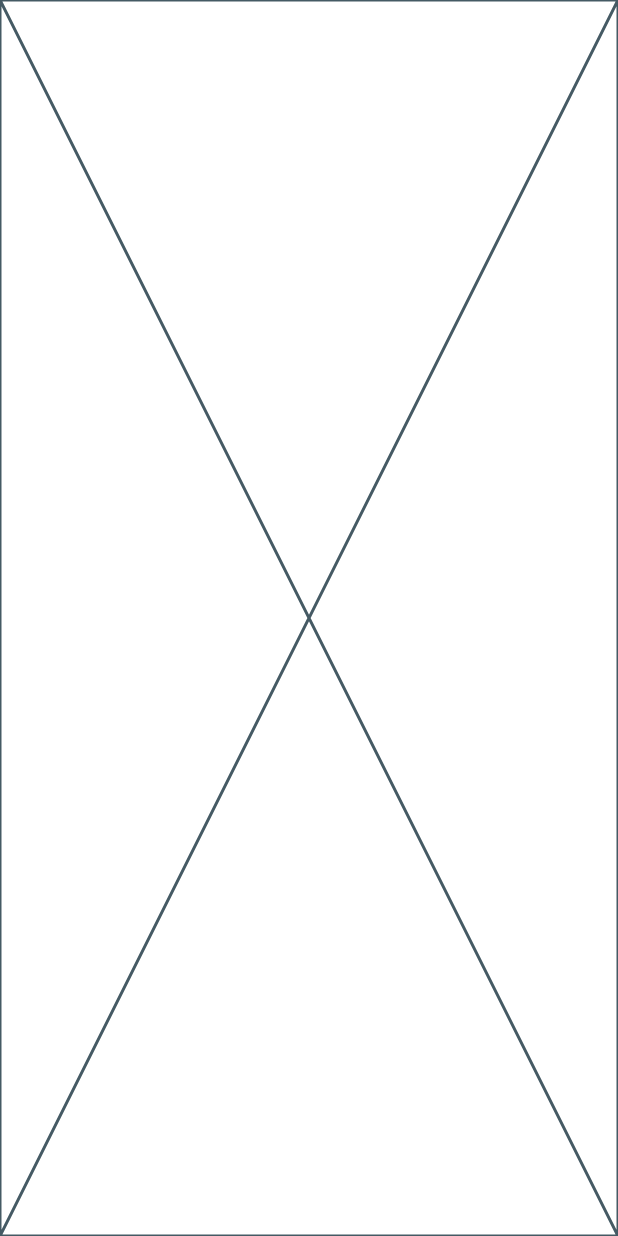
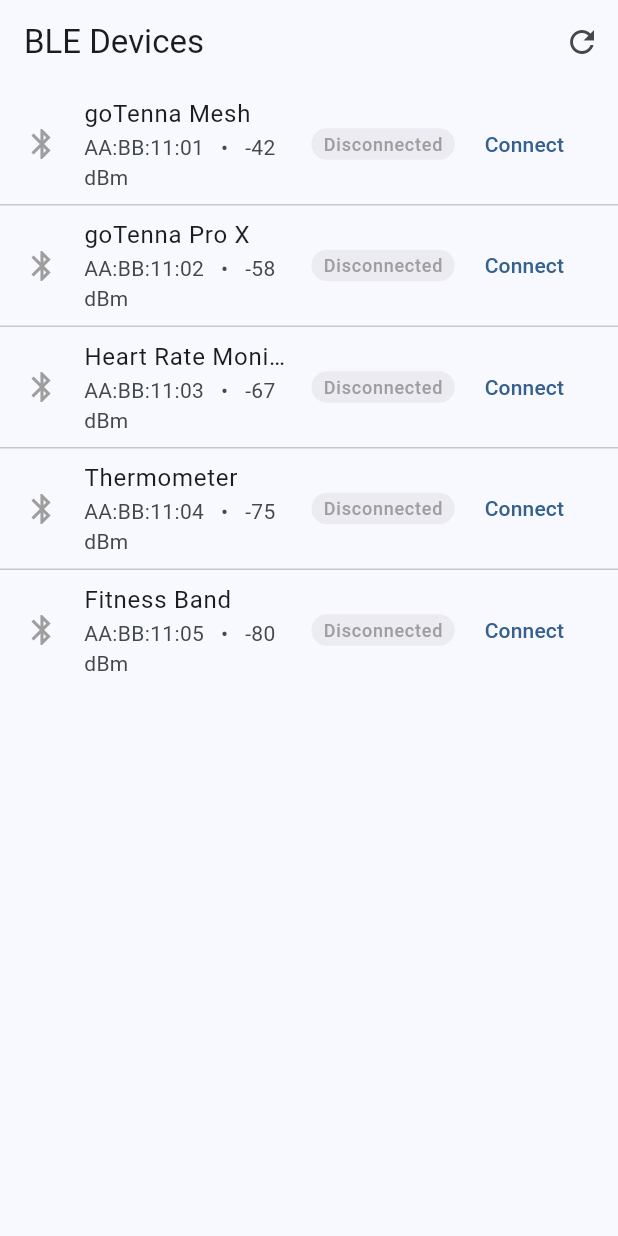
Before and after one commit to Hcorupe/device_app, a Flutter app: the screen it shows after launch, on a phone screen of 412 x 824 dp. Run offline on Flutter 3.47's test engine with Material 3 defaults, Android fonts, the light colour scheme and no system bars; our stand-ins replace equatable, flutter_bloc.

Commit message:
Adding: BleBloc, device list screen, device tile, and provide BleBloc at app root

```diff
--- a/assets/devices.json
+++ b/assets/devices.json
@@ -1,11 +1,11 @@
 {
   "devices": [
-    { "id": "AA:BB:CC:00:11:01", "name": "goTenna Mesh", "rssi": -42 },
-    { "id": "AA:BB:CC:00:11:02", "name": "goTenna Pro X", "rssi": -58 },
-    { "id": "AA:BB:CC:00:11:03", "name": "Heart Rate Monitor", "rssi": -67 },
-    { "id": "AA:BB:CC:00:11:01", "name": "goTenna Mesh", "rssi": -42 },
-    { "id": "AA:BB:CC:00:11:04", "name": "Thermometer", "rssi": -75 },
-    { "id": "AA:BB:CC:00:11:02", "name": "goTenna Pro X", "rssi": -58 },
-    { "id": "AA:BB:CC:00:11:05", "name": "Fitness Band", "rssi": -80 }
+    { "id": "AA:BB:11:01", "name": "goTenna Mesh", "rssi": -42 },
+    { "id": "AA:BB:11:02", "name": "goTenna Pro X", "rssi": -58 },
+    { "id": "AA:BB:11:03", "name": "Heart Rate Monitor", "rssi": -67 },
+    { "id": "AA:BB:11:01", "name": "goTenna Mesh", "rssi": -42 },
+    { "id": "AA:BB:11:04", "name": "Thermometer", "rssi": -75 },
+    { "id": "AA:BB:11:02", "name": "goTenna Pro X", "rssi": -58 },
+    { "id": "AA:BB:11:05", "name": "Fitness Band", "rssi": -80 }
   ]
 }
--- /dev/null
+++ b/lib/data/datasources/ble_local_data_source.dart
@@ -0,0 +1,28 @@
+import 'dart:convert';
+
+import 'package:flutter/services.dart' show rootBundle;
+
+import '../models/ble_device_model.dart';
+
+/// Contract for the local (on-device) source of BLE data.
+abstract class BleLocalDataSource {
+  Future<List<BleDeviceModel>> getDevices();
+}
+
+/// Reads mock BLE devices from a bundled JSON asset. The asset intentionally
+/// contains duplicate ids; deduplication happens later in the domain layer.
+class BleLocalDataSourceImpl implements BleLocalDataSource {
+  const BleLocalDataSourceImpl({this.assetPath = 'assets/devices.json'});
+
+  final String assetPath;
+
+  @override
+  Future<List<BleDeviceModel>> getDevices() async {
+    final raw = await rootBundle.loadString(assetPath);
+    final json = jsonDecode(raw) as Map<String, dynamic>;
+    final devices = json['devices'] as List<dynamic>;
+    return devices
+        .map((e) => BleDeviceModel.fromJson(e as Map<String, dynamic>))
+        .toList();
+  }
+}
--- /dev/null
+++ b/lib/data/models/ble_device_model.dart
@@ -0,0 +1,28 @@
+import '../../domain/models/ble_device.dart';
+
+/// Data-layer DTO for the JSON wire format. A pure data holder: it knows how to
+/// (de)serialize JSON and how to map to the [BleDevice] domain entity, and
+/// nothing about runtime concerns like connection status.
+class BleDeviceModel {
+  const BleDeviceModel({
+    required this.id,
+    required this.name,
+    required this.rssi,
+  });
+
+  final String id;
+  final String name;
+  final int rssi;
+
+  factory BleDeviceModel.fromJson(Map<String, dynamic> json) {
+    return BleDeviceModel(
+      id: json['id'] as String,
+      name: json['name'] as String,
+      rssi: (json['rssi'] as num).toInt(), // tolerate 42 vs 42.0 from JSON
+    );
+  }
+
+  Map<String, dynamic> toJson() => {'id': id, 'name': name, 'rssi': rssi};
+
+  BleDevice toEntity() => BleDevice(id: id, name: name, rssi: rssi);
+}
--- /dev/null
+++ b/lib/data/repositories/ble_repository_impl.dart
@@ -0,0 +1,18 @@
+import '../../domain/models/ble_device.dart';
+import '../../domain/repositories/ble_repository.dart';
+import '../datasources/ble_local_data_source.dart';
+
+/// Concrete repository backed by a local data source. Maps data-layer DTOs
+/// (`BleDeviceModel`) to domain entities (`BleDevice`) so the domain never
+/// sees a wire-format type.
+class BleRepositoryImpl implements BleRepository {
+  const BleRepositoryImpl(this._localDataSource);
+
+  final BleLocalDataSource _localDataSource;
+
+  @override
+  Future<List<BleDevice>> getDevices() async {
+    final models = await _localDataSource.getDevices();
+    return models.map((m) => m.toEntity()).toList();
+  }
+}
--- a/lib/domain/usecases/get_devices.dart
+++ b/lib/domain/usecases/get_devices.dart
@@ -4,6 +4,8 @@
 /// Fetches devices from the repository and removes duplicates by [BleDevice.id],
 /// keeping the first occurrence. Deduplication is business logic, so it lives
 /// in the domain layer.
+///
+
 class GetDevicesUseCase {
   const GetDevicesUseCase(this._repository);
 
--- a/lib/main.dart
+++ b/lib/main.dart
@@ -1,5 +1,38 @@
 import 'package:flutter/material.dart';
+import 'package:flutter_bloc/flutter_bloc.dart';
+
+import 'data/datasources/ble_local_data_source.dart';
+import 'data/repositories/ble_repository_impl.dart';
+import 'domain/repositories/ble_repository.dart';
+import 'domain/usecases/connect_device.dart';
+import 'domain/usecases/disconnect_device.dart';
+import 'domain/usecases/get_devices.dart';
+import 'presentation/bloc/ble_bloc.dart';
+import 'presentation/screens/device_list_screen.dart';
 
 void main() {
-  runApp(const Placeholder());
+  runApp(const BleApp());
 }
+
+
+class BleApp extends StatelessWidget {
+  const BleApp({super.key});
+
+  @override
+  Widget build(BuildContext context) {
+    // Manual dependency wiring: data source -> repository -> use cases -> bloc.
+    const BleRepository repository = BleRepositoryImpl(BleLocalDataSourceImpl());
+    return MaterialApp(
+      title: 'BLE Devices',
+      theme: ThemeData(colorSchemeSeed: Colors.blue, useMaterial3: true),
+      home: BlocProvider(
+        create: (_) => BleBloc(
+          getDevices: const GetDevicesUseCase(repository),
+          connectDevice: const ConnectDeviceUseCase(),
+          disconnectDevice: const DisconnectDeviceUseCase(),
+        )..add(const LoadDevices()),
+        child: const DeviceListScreen(),
+      ),
+    );
+  }
+}
--- /dev/null
+++ b/lib/presentation/bloc/ble_bloc.dart
@@ -0,0 +1,50 @@
+import 'package:equatable/equatable.dart';
+import 'package:flutter_bloc/flutter_bloc.dart';
+
+import '../../domain/models/ble_device.dart';
+import '../../domain/usecases/connect_device.dart';
+import '../../domain/usecases/disconnect_device.dart';
+import '../../domain/usecases/get_devices.dart';
+
+part 'ble_event.dart';
+part 'ble_state.dart';
+
+class BleBloc extends Bloc<BleEvent, BleState> {
+  BleBloc({
+    required GetDevicesUseCase getDevices,
+    required ConnectDeviceUseCase connectDevice,
+    required DisconnectDeviceUseCase disconnectDevice,
+  })  : _getDevices = getDevices,
+        _connectDevice = connectDevice,
+        _disconnectDevice = disconnectDevice,
+        super(const BleState()) {
+    on<LoadDevices>(_onLoadDevices);
+    on<ConnectDevice>(_onConnectDevice);
+    on<DisconnectDevice>(_onDisconnectDevice);
+  }
+
+  final GetDevicesUseCase _getDevices;
+  final ConnectDeviceUseCase _connectDevice;
+  final DisconnectDeviceUseCase _disconnectDevice;
+
+  Future<void> _onLoadDevices(
+      LoadDevices event,
+      Emitter<BleState> emit,
+      ) async {
+    emit(state.copyWith(status: BleStatus.loading));
+    try {
+      final devices = await _getDevices();
+      emit(state.copyWith(status: BleStatus.loaded, devices: devices));
+    } catch (e) {
+      emit(state.copyWith(status: BleStatus.error, errorMessage: e.toString()));
+    }
+  }
+
+  void _onConnectDevice(ConnectDevice event, Emitter<BleState> emit) {
+    emit(state.copyWith(devices: _connectDevice(state.devices, event.id)));
+  }
+
+  void _onDisconnectDevice(DisconnectDevice event, Emitter<BleState> emit) {
+    emit(state.copyWith(devices: _disconnectDevice(state.devices, event.id)));
+  }
+}
--- /dev/null
+++ b/lib/presentation/bloc/ble_event.dart
@@ -0,0 +1,33 @@
+part of 'ble_bloc.dart';
+
+abstract class BleEvent extends Equatable {
+  const BleEvent();
+
+  @override
+  List<Object?> get props => [];
+}
+
+/// Load devices (via the get-devices use case, which also dedups).
+class LoadDevices extends BleEvent {
+  const LoadDevices();
+}
+
+/// Connect the device with [id].
+class ConnectDevice extends BleEvent {
+  const ConnectDevice(this.id);
+
+  final String id;
+
+  @override
+  List<Object?> get props => [id];
+}
+
+/// Disconnect the device with [id].
+class DisconnectDevice extends BleEvent {
+  const DisconnectDevice(this.id);
+
+  final String id;
+
+  @override
+  List<Object?> get props => [id];
+}
--- /dev/null
+++ b/lib/presentation/bloc/ble_state.dart
@@ -0,0 +1,30 @@
+part of 'ble_bloc.dart';
+
+enum BleStatus { initial, loading, loaded, error }
+
+class BleState extends Equatable {
+  const BleState({
+    this.status = BleStatus.initial,
+    this.devices = const [],
+    this.errorMessage,
+  });
+
+  final BleStatus status;
+  final List<BleDevice> devices;
+  final String? errorMessage;
+
+  BleState copyWith({
+    BleStatus? status,
+    List<BleDevice>? devices,
+    String? errorMessage,
+  }) {
+    return BleState(
+      status: status ?? this.status,
+      devices: devices ?? this.devices,
+      errorMessage: errorMessage ?? this.errorMessage,
+    );
+  }
+
+  @override
+  List<Object?> get props => [status, devices, errorMessage];
+}
--- /dev/null
+++ b/lib/presentation/screens/device_list_screen.dart
@@ -0,0 +1,48 @@
+import 'package:flutter/material.dart';
+import 'package:flutter_bloc/flutter_bloc.dart';
+
+import '../bloc/ble_bloc.dart';
+import '../widgets/device_tile.dart';
+
+class DeviceListScreen extends StatelessWidget {
+  const DeviceListScreen({super.key});
+
+  @override
+  Widget build(BuildContext context) {
+    return Scaffold(
+      appBar: AppBar(
+        title: const Text('BLE Devices'),
+        actions: [
+          IconButton(
+            icon: const Icon(Icons.refresh),
+            tooltip: 'Reload',
+            onPressed: () => context.read<BleBloc>().add(const LoadDevices()),
+          ),
+        ],
+      ),
+      body: BlocBuilder<BleBloc, BleState>(
+        builder: (context, state) {
+          switch (state.status) {
+            case BleStatus.initial:
+            case BleStatus.loading:
+              return const Center(child: CircularProgressIndicator());
+            case BleStatus.error:
+              return Center(
+                child: Text('Error: ${state.errorMessage ?? 'unknown'}'),
+              );
+            case BleStatus.loaded:
+              if (state.devices.isEmpty) {
+                return const Center(child: Text('No devices found.'));
+              }
+              return ListView.separated(
+                itemCount: state.devices.length,
+                separatorBuilder: (_, __) => const Divider(height: 1),
+                itemBuilder: (context, index) =>
+                    DeviceTile(device: state.devices[index]),
+              );
+          }
+        },
+      ),
+    );
+  }
+}
--- /dev/null
+++ b/lib/presentation/widgets/device_tile.dart
@@ -0,0 +1,65 @@
+import 'package:flutter/material.dart';
+import 'package:flutter_bloc/flutter_bloc.dart';
+
+import '../../domain/models/ble_device.dart';
+import '../bloc/ble_bloc.dart';
+
+/// A single row showing a BLE device with a connect/disconnect action.
+class DeviceTile extends StatelessWidget {
+  const DeviceTile({super.key, required this.device});
+
+  final BleDevice device;
+
+  @override
+  Widget build(BuildContext context) {
+    final connected = device.isConnected;
+    return ListTile(
+      leading: Icon(
+        Icons.bluetooth,
+        color: connected ? Colors.blue : Colors.grey,
+      ),
+      title: Text(device.name, maxLines: 1, overflow: TextOverflow.ellipsis),
+      subtitle: Text('${device.id}   •   ${device.rssi} dBm'),
+      trailing: Row(
+        mainAxisSize: MainAxisSize.min,
+        children: [
+          _StatusChip(connected: connected),
+          const SizedBox(width: 8),
+          TextButton(
+            onPressed: () {
+              final bloc = context.read<BleBloc>();
+              if (connected) {
+                bloc.add(DisconnectDevice(device.id));
+              } else {
+                bloc.add(ConnectDevice(device.id));
+              }
+            },
+            child: Text(connected ? 'Disconnect' : 'Connect'),
+          ),
+        ],
+      ),
+    );
+  }
+}
+
+class _StatusChip extends StatelessWidget {
+  const _StatusChip({required this.connected});
+
+  final bool connected;
+
+  @override
+  Widget build(BuildContext context) {
+    final color = connected ? Colors.green : Colors.grey;
+    return Container(
+      padding: const EdgeInsets.symmetric(horizontal: 8, vertical: 2),
+      decoration: BoxDecoration(
+        color: color.withOpacity(0.15),
+        borderRadius: BorderRadius.circular(12),
+      ),
+      child: Text(
+        connected ? 'Connected' : 'Disconnected',
+        style: TextStyle(color: color, fontSize: 12),
+      ),
+    );
+  }
+}
```
